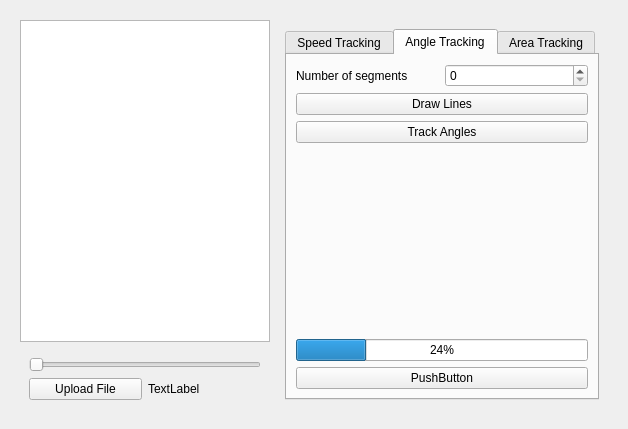
The window that scalingtool.ui (Tokyo-MQP-2024/IgniteCV) describes before a commit, drawn with Qt 5.
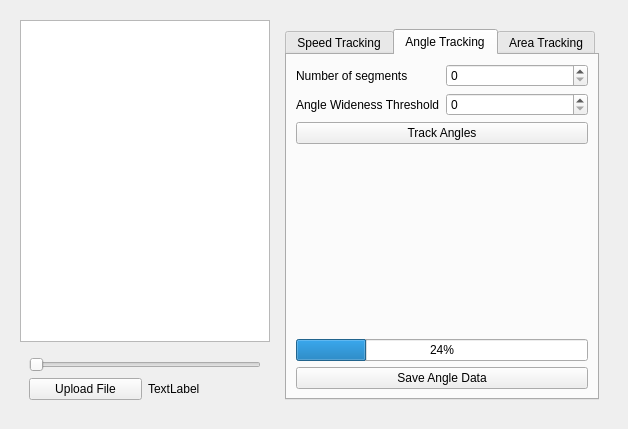
The same window after the commit. The open tabs and pages were chosen to show the change.

Commit message: angle detection and position tracking data can now be downloaded via csv file

```diff
--- a/scalingtool.ui
+++ b/scalingtool.ui
@@ -380,13 +380,6 @@
                <string>Angle Tracking</string>
               </attribute>
               <layout class="QGridLayout" name="gridLayout_12">
-               <item row="1" column="0" colspan="2">
-                <widget class="QPushButton" name="pushButton_14">
-                 <property name="text">
-                  <string>Draw Lines</string>
-                 </property>
-                </widget>
-               </item>
                <item row="0" column="0">
                 <widget class="QLabel" name="label_16">
                  <property name="text">
@@ -394,6 +387,13 @@
                  </property>
                 </widget>
                </item>
+               <item row="2" column="0" colspan="2">
+                <widget class="QPushButton" name="TrackAnglesButton">
+                 <property name="text">
+                  <string>Track Angles</string>
+                 </property>
+                </widget>
+               </item>
                <item row="0" column="1">
                 <widget class="QSpinBox" name="SegmentSpinBox"/>
                </item>
@@ -411,9 +411,9 @@
                 </spacer>
                </item>
                <item row="6" column="0" colspan="2">
-                <widget class="QPushButton" name="pushButton_13">
+                <widget class="QPushButton" name="AngleSaveButton">
                  <property name="text">
-                  <string>PushButton</string>
+                  <string>Save Angle Data</string>
                  </property>
                 </widget>
                </item>
@@ -424,10 +424,13 @@
                  </property>
                 </widget>
                </item>
-               <item row="2" column="0" colspan="2">
-                <widget class="QPushButton" name="TrackAnglesButton">
+               <item row="1" column="1">
+                <widget class="QSpinBox" name="AngleThresholdWheel"/>
+               </item>
+               <item row="1" column="0">
+                <widget class="QLabel" name="label_17">
                  <property name="text">
-                  <string>Track Angles</string>
+                  <string>Angle Wideness Threshold</string>
                  </property>
                 </widget>
                </item>
```
The commit also changes 6 other files.
